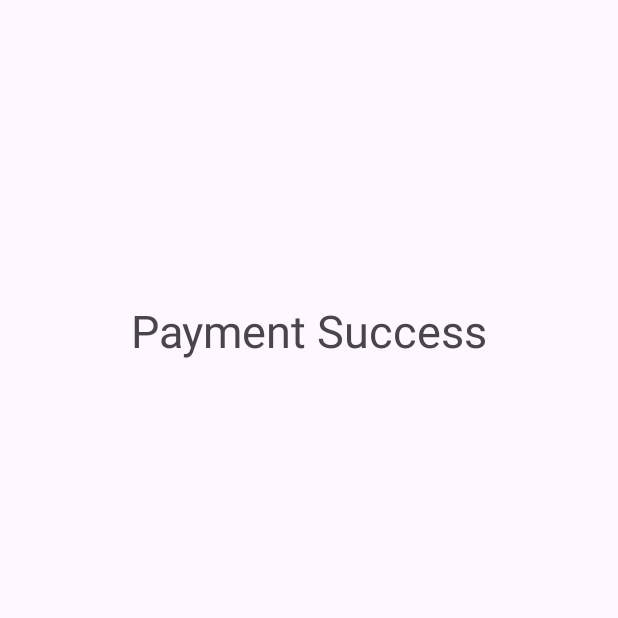
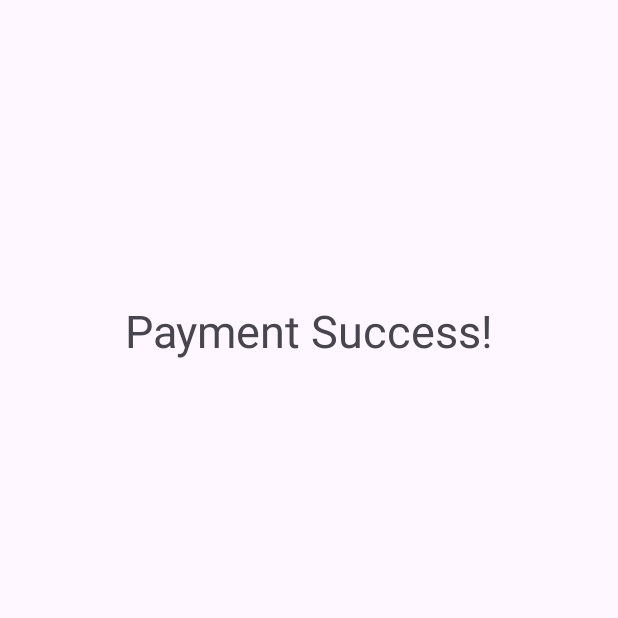
Before and after one commit to HasanChamara/PayHere_Integration_Android_java, an Android app: the SuccessActivity screen opened directly, with no data from a screen before it, on a phone screen of 412 x 824 dp, the top half of it. Run offline under Robolectric (Android 15) with nearby library versions, the phone set to English and light mode, and no system bars.

Commit message:
Update activity_success.xml

```diff
--- a/Payment App Java/app/src/main/res/layout/activity_success.xml
+++ b/Payment App Java/app/src/main/res/layout/activity_success.xml
@@ -16,7 +16,7 @@
         <TextView
             android:layout_width="match_parent"
             android:layout_height="wrap_content"
-            android:text="Payment Success"
+            android:text="Payment Success!"
             android:textSize="30dp"
             android:gravity="center"/>
 
```
